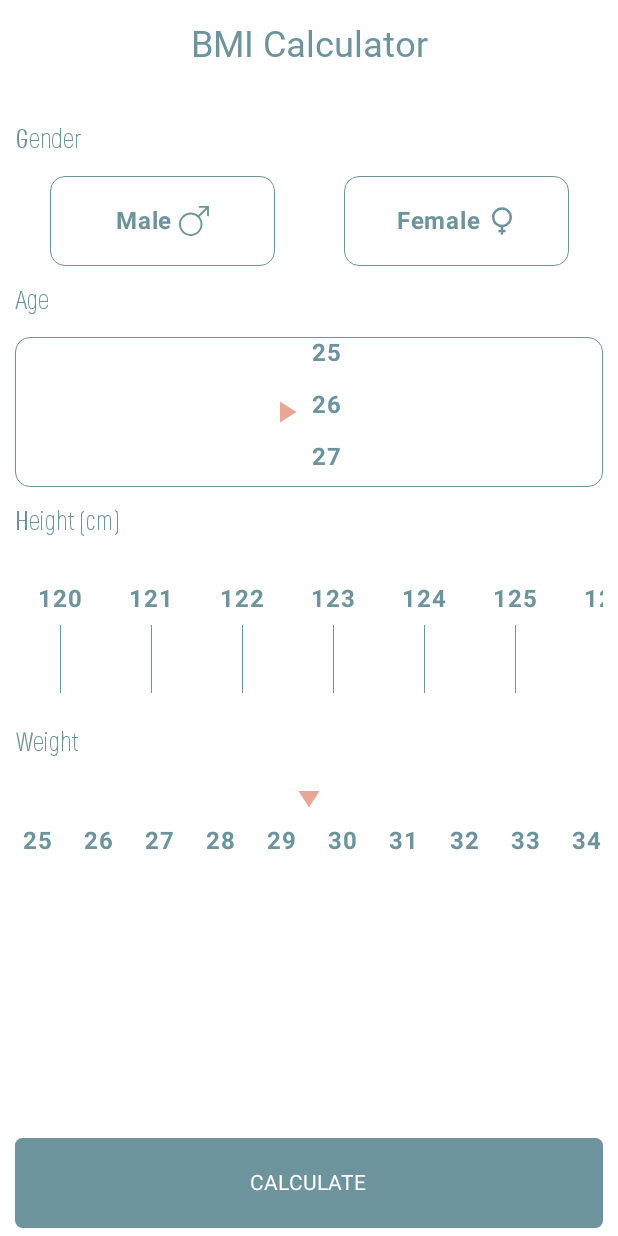
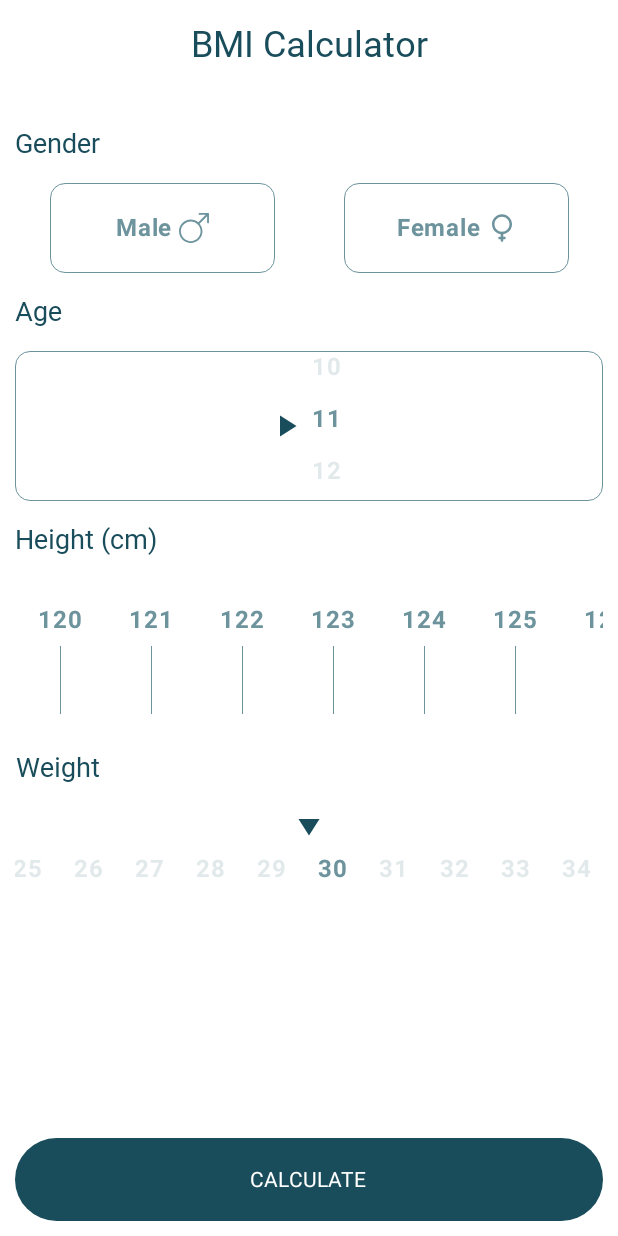
Before and after one commit to Aslmmon/BMI-calculator, an Android app built with Jetpack Compose: the screen it shows after launch (MainActivity), on a phone screen of 412 x 824 dp. Run offline under Robolectric (Android 15) with nearby library versions, the phone set to English and light mode, and no system bars; our stand-ins replace Dagger/Hilt's generated code; Roboto replaces fonts that are not available here.

Commit message:
update colors

```diff
--- a/app/src/main/java/com/fitform/bmi/ui/theme/Theme.kt
+++ b/app/src/main/java/com/fitform/bmi/ui/theme/Theme.kt
@@ -20,7 +20,7 @@ private val DarkColorScheme = darkColorScheme(
     primary = Color(0xFF6D939D),
     secondary = Color(0xFFE8A794),
     tertiary = Pink80,
-    background =Color.Black,
+    background = Color.Black,
     surface = Color(0xFFFFFBFE),
     onPrimary = Color.Black,
     onSecondary = Color.White,
@@ -34,8 +34,8 @@ private val LightColorScheme = lightColorScheme(
     primary = Color(0xFF6D939D),
     secondary = Color(0xFFE8A794),
     tertiary = Pink40,
-    background =PrimaryBlue,
-    surface = Color.Black,
+    background = PrimaryBlue,
+    surface =Color(0xFF1A4D5B),
     onPrimary = Color.White,
     onSecondary = Color.Black,
     onTertiary = Color.Black,
--- a/features/bmi_input/src/main/java/com/ontop/DataConstants.kt
+++ b/features/bmi_input/src/main/java/com/ontop/DataConstants.kt
@@ -12,6 +12,6 @@ var genders = mutableListOf(
 
 data class Person(var name: String, var age: Int)
 
-var ageList = (25..80).toMutableList()
+var ageList = (10..100).toMutableList()
 var heightList = (120..220).toMutableList()
 var weightList = (25..220).toMutableList()
--- a/features/bmi_input/src/main/java/com/ontop/inputapp/shared_ui/components.kt
+++ b/features/bmi_input/src/main/java/com/ontop/inputapp/shared_ui/components.kt
@@ -14,13 +14,13 @@ import androidx.compose.foundation.layout.PaddingValues
 import androidx.compose.foundation.layout.Row
 import androidx.compose.foundation.layout.Spacer
 import androidx.compose.foundation.layout.fillMaxHeight
-import androidx.compose.foundation.layout.fillMaxSize
 import androidx.compose.foundation.layout.fillMaxWidth
 import androidx.compose.foundation.layout.height
 import androidx.compose.foundation.layout.padding
 import androidx.compose.foundation.layout.size
 import androidx.compose.foundation.layout.width
 import androidx.compose.foundation.lazy.LazyColumn
+import androidx.compose.foundation.lazy.LazyListState
 import androidx.compose.foundation.lazy.LazyRow
 import androidx.compose.foundation.lazy.itemsIndexed
 import androidx.compose.foundation.lazy.rememberLazyListState
@@ -28,7 +28,6 @@ import androidx.compose.foundation.shape.RoundedCornerShape
 import androidx.compose.material.Divider
 import androidx.compose.material.icons.Icons
 import androidx.compose.material.icons.filled.PlayArrow
-import androidx.compose.material.icons.outlined.PlayArrow
 import androidx.compose.material3.Button
 import androidx.compose.material3.ButtonDefaults
 import androidx.compose.material3.Card
@@ -40,7 +39,10 @@ import androidx.compose.runtime.Composable
 import androidx.compose.runtime.LaunchedEffect
 import androidx.compose.runtime.derivedStateOf
 import androidx.compose.runtime.getValue
+import androidx.compose.runtime.mutableStateOf
 import androidx.compose.runtime.remember
+import androidx.compose.runtime.setValue
+import androidx.compose.runtime.snapshotFlow
 import androidx.compose.ui.Alignment
 import androidx.compose.ui.Modifier
 import androidx.compose.ui.draw.clip
@@ -60,7 +62,7 @@ import kotlin.math.abs
 fun TitleScreen(modifier: Modifier = Modifier, title: String) {
     Text(
         text = title,
-        color = MaterialTheme.colorScheme.primary,
+        color = MaterialTheme.colorScheme.surface,
         modifier = modifier
             .padding(16.dp)
             .fillMaxWidth(),
@@ -82,8 +84,9 @@ fun ContentWithTitle(
             text = title,
             textAlign = TextAlign.Center,
             modifier = modifier.padding(vertical = 15.dp),
-            color = MaterialTheme.colorScheme.primary,
-            style = MaterialTheme.typography.titleSmall
+            color = MaterialTheme.colorScheme.surface,
+            style = MaterialTheme.typography.titleSmall,
+            fontWeight = FontWeight.SemiBold
         )
         content.invoke()
     }
@@ -175,23 +178,6 @@ fun SVGloader(
 
 
 @Composable
-fun AgeView(modifier: Modifier, minusIcon: Int, plusIcon: Int) {
-    Row(
-        modifier = modifier,
-        horizontalArrangement = Arrangement.Center,
-        verticalAlignment = Alignment.CenterVertically
-    ) {
-        SVGloader(modifier = modifier.size(20.dp), iconResource = minusIcon)
-        Spacer(modifier = modifier.width(10.dp))
-        Text(text = "22", style = MaterialTheme.typography.labelLarge, fontWeight = FontWeight.Bold)
-        Spacer(modifier = modifier.width(10.dp))
-        SVGloader(modifier = modifier.size(20.dp), iconResource = plusIcon)
-
-    }
-}
-
-
-@Composable
 fun HeightViewNew(
     modifier: Modifier,
     isSameIndex: Boolean,
@@ -249,10 +235,6 @@ fun <T> ScrollableRowList(
 @OptIn(ExperimentalFoundationApi::class)
 @Composable
 fun AgeContent(modifier: Modifier = Modifier) {
-    val listState = rememberLazyListState()
-    LaunchedEffect(Unit) {
-        listState.scrollToItem(0, 10)
-    }
     Box(
         modifier = Modifier
             .border(
@@ -269,30 +251,62 @@ fun AgeContent(modifier: Modifier = Modifier) {
             verticalAlignment = Alignment.CenterVertically,
             horizontalArrangement = Arrangement.SpaceAround
         ) {
-            Icon(
-                imageVector = Icons.Filled.PlayArrow,
-                contentDescription = "Play",
-                tint = MaterialTheme.colorScheme.secondary,
-                modifier = modifier.size(24.dp)
-            )
+            ArrowIcon(modifier)
+            LazyWrapperDetectingCenter(onContentDrawn = { highlightedItemIndex, listState ->
                 LazyColumn(
                     modifier = Modifier.height(100.dp),
                     state = listState,
-                horizontalAlignment = Alignment.CenterHorizontally,
                     flingBehavior = rememberSnapFlingBehavior(lazyListState = listState)
                 ) {
                     itemsIndexed(ageList) { index, numbers ->
+                        val isHighlighted = highlightedItemIndex == index
+                        val color =
+                            if (isHighlighted) MaterialTheme.colorScheme.primary else MaterialTheme.colorScheme.primary.copy(
+                                alpha = 0.2f
+                            )
                         Text(
                             "$numbers",
-                        color = MaterialTheme.colorScheme.primary,
+                            color = color,
                             fontWeight = FontWeight.Bold,
                             modifier = Modifier.padding(5.dp)
                         )
                     }
                 }
+            })
+
+        }
     }
 
 }
+
+
+@Composable
+private fun LazyWrapperDetectingCenter(onContentDrawn: @Composable (Int?, LazyListState) -> Unit) {
+    val listState = rememberLazyListState()
+    var highlightedItemIndex by remember { mutableStateOf<Int?>(null) }
+    LaunchedEffect(listState) {
+        listState.scrollToItem(0, 10)
+        snapshotFlow {
+            val layoutInfo = listState.layoutInfo
+            val center = layoutInfo.viewportStartOffset + layoutInfo.viewportEndOffset / 2
+            val visibleItems = layoutInfo.visibleItemsInfo
+            val closestItem = visibleItems.minByOrNull { abs(it.offset + it.size / 2 - center) }
+            closestItem?.index
+        }.collect { index ->
+            highlightedItemIndex = index
+        }
+    }
+    onContentDrawn(highlightedItemIndex, listState)
+}
+
+@Composable
+private fun ArrowIcon(modifier: Modifier) {
+    Icon(
+        imageVector = Icons.Filled.PlayArrow,
+        contentDescription = "Play",
+        tint = MaterialTheme.colorScheme.surface,
+        modifier = modifier.size(24.dp)
+    )
 }
 
 @Composable
@@ -334,19 +348,11 @@ fun HeightContent(modifier: Modifier = Modifier) {
 @OptIn(ExperimentalFoundationApi::class)
 @Composable
 fun WeightContent(modifier: Modifier = Modifier) {
-    val listState = rememberLazyListState()
     Column(
         horizontalAlignment = Alignment.CenterHorizontally
     ) {
-        Icon(
-            imageVector = Icons.Filled.PlayArrow,
-            contentDescription = "Play",
-            tint = MaterialTheme.colorScheme.secondary,
-            modifier = modifier
-                .size(24.dp)
-                .rotate(90f) //Rotate by 45 degrees
-
-        )
+        ArrowIcon(modifier = modifier.rotate(90f))
+        LazyWrapperDetectingCenter(onContentDrawn = { highlightedItemIndex, listState ->
             LazyRow(
                 modifier = Modifier.height(50.dp),
                 state = listState,
@@ -354,15 +360,19 @@ fun WeightContent(modifier: Modifier = Modifier) {
                 flingBehavior = rememberSnapFlingBehavior(lazyListState = listState)
             ) {
                 itemsIndexed(weightList) { index, numbers ->
+                    val isHighlighted = highlightedItemIndex == index
                     Text(
                         "$numbers",
-                    color = MaterialTheme.colorScheme.primary,
+                        color = if (isHighlighted) MaterialTheme.colorScheme.primary else MaterialTheme.colorScheme.primary.copy(
+                            alpha = 0.2f
+                        ),
                         fontWeight = FontWeight.Bold,
                         modifier = Modifier.padding(5.dp)
                     )
 
                 }
             }
+        })
     }
 
 
@@ -372,12 +382,12 @@ fun WeightContent(modifier: Modifier = Modifier) {
 @Composable
 fun BMIButton(modifier: Modifier, text: String, onClick: () -> Unit) {
     Button(
-        modifier = modifier.height(60.dp),
+        modifier = modifier.height(55.dp),
         onClick = onClick, colors = ButtonDefaults.buttonColors(
-            containerColor = MaterialTheme.colorScheme.primary,
+            containerColor = MaterialTheme.colorScheme.surface,
             contentColor = MaterialTheme.colorScheme.onPrimary
         ),
-        shape = RoundedCornerShape(5.dp)
+        shape = RoundedCornerShape(35.dp)
     ) {
         Text(text = text, fontWeight = FontWeight.Normal)
     }
--- a/features/bmi_input/src/main/java/com/ontop/inputapp/ui/BmiInputScreen.kt
+++ b/features/bmi_input/src/main/java/com/ontop/inputapp/ui/BmiInputScreen.kt
@@ -67,7 +67,7 @@ fun BmiInputScreen(
     }
     Box(modifier = Modifier
         .fillMaxSize()
-        .padding(horizontal = 10.dp, vertical = 5.dp)) {
+        .padding(horizontal = 10.dp, vertical = 10.dp)) {
         Column(modifier = Modifier.align(Alignment.BottomCenter)) {
             BMIButton(
                 modifier = modifier
```
Lines whose indentation alone changed are shown as unchanged.
